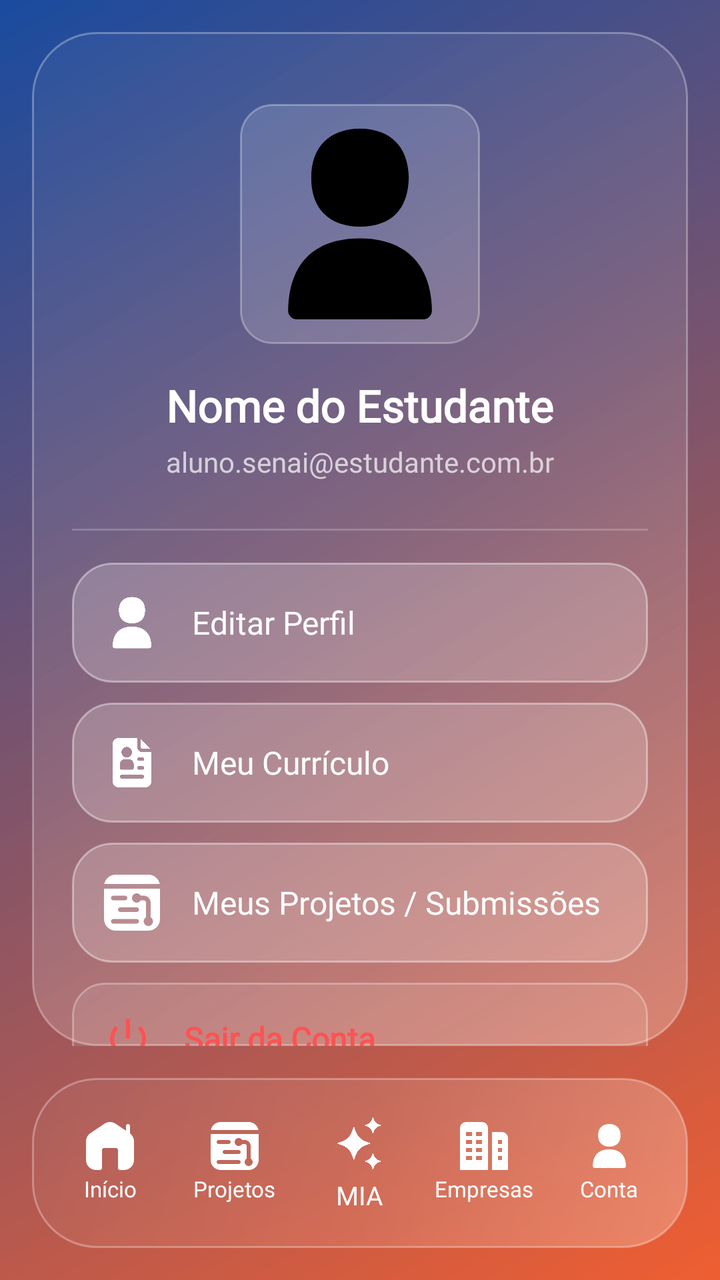
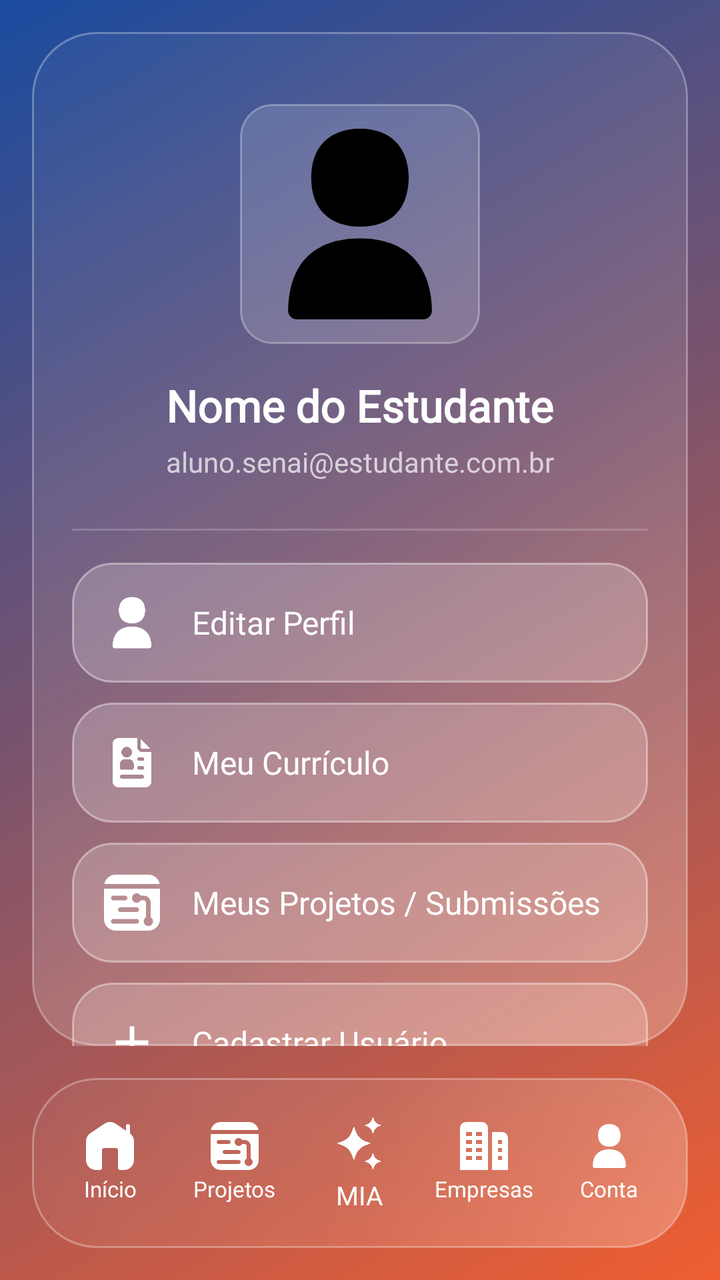

Compare the two renders of this Android layout. The source of the first and the diff that turns it into the second are given below.
<!-- AndroidManifest.xml: application theme Theme.DSPI_APP -->
<!-- res/layout/activity_conta_usuario.xml -->
<?xml version="1.0" encoding="utf-8"?>
<androidx.constraintlayout.widget.ConstraintLayout
    xmlns:android="http://schemas.android.com/apk/res/android"
    xmlns:app="http://schemas.android.com/apk/res-auto"
    android:id="@+id/mainLayout"
    android:layout_width="match_parent"
    android:layout_height="match_parent"
    android:background="@drawable/bg_gradient">

    <androidx.constraintlayout.widget.ConstraintLayout
        android:id="@+id/glassContainer"
        android:layout_width="0dp"
        android:layout_height="0dp"
        android:layout_margin="16dp"
        android:background="@drawable/bg_glass"
        app:layout_constraintTop_toTopOf="parent"
        app:layout_constraintBottom_toTopOf="@+id/bottomNavigationContainer"
        app:layout_constraintStart_toStartOf="parent"
        app:layout_constraintEnd_toEndOf="parent">

        <ScrollView
            android:layout_width="match_parent"
            android:layout_height="match_parent"
            android:fillViewport="true"
            android:scrollbarThumbVertical="@android:color/transparent">

            <LinearLayout
                android:layout_width="match_parent"
                android:layout_height="wrap_content"
                android:orientation="vertical"
                android:padding="20dp"
                android:gravity="center_horizontal">

                <FrameLayout
                    android:layout_width="120dp"
                    android:layout_height="120dp"
                    android:layout_marginTop="16dp"
                    android:background="@drawable/bg_moldura_foto"
                    android:padding="8dp">

                    <ImageView
                        android:id="@+id/imgAvatar"
                        android:layout_width="match_parent"
                        android:layout_height="match_parent"
                        android:src="@drawable/ic_conta"
                        android:scaleType="centerCrop"/>
                </FrameLayout>

                <TextView
                    android:id="@+id/txtNomeUsuario"
                    android:layout_width="wrap_content"
                    android:layout_height="wrap_content"
                    android:text="Nome do Estudante"
                    android:textColor="#FFFFFF"
                    android:textSize="22sp"
                    android:textStyle="bold"
                    android:fontFamily="@font/neo_sans"
                    android:layout_marginTop="16dp" />

                <TextView
                    android:id="@+id/txtEmailUsuario"
                    android:layout_width="wrap_content"
                    android:layout_height="wrap_content"
                    android:text="aluno.senai@estudante.com.br"
                    android:textColor="#B3FFFFFF"
                    android:textSize="14sp"
                    android:fontFamily="@font/neo_sans"
                    android:layout_marginTop="4dp" />

                <View
                    android:layout_width="match_parent"
                    android:layout_height="1dp"
                    android:background="#33FFFFFF"
                    android:layout_marginTop="24dp"
                    android:layout_marginBottom="16dp"/>

                <LinearLayout
                    android:layout_width="match_parent"
                    android:layout_height="wrap_content"
                    android:orientation="vertical">

                    <LinearLayout android:id="@+id/btnEditarPerfil" style="@style/ListGlassButtonStyle">
                        <ImageView style="@style/ListGlassIcon" android:src="@drawable/ic_conta" app:tint="#FFFFFF"/>
                        <TextView style="@style/ListGlassText" android:text="Editar Perfil"/>
                    </LinearLayout>

                    <LinearLayout android:id="@+id/btnMeuCurriculo" style="@style/ListGlassButtonStyle">
                        <ImageView style="@style/ListGlassIcon" android:src="@drawable/ic_curriculo" app:tint="#FFFFFF"/>
                        <TextView style="@style/ListGlassText" android:text="Meu Currículo"/>
                    </LinearLayout>

                    <LinearLayout android:id="@+id/btnMeusProjetos" style="@style/ListGlassButtonStyle">
                        <ImageView style="@style/ListGlassIcon" android:src="@drawable/ic_projetos" app:tint="#FFFFFF"/>
                        <TextView style="@style/ListGlassText" android:text="Meus Projetos / Submissões"/>
                    </LinearLayout>

                    <LinearLayout android:id="@+id/btnSair"
                        android:layout_width="match_parent"
                        android:layout_height="wrap_content"
                        android:orientation="horizontal"
                        android:gravity="center_vertical"
                        android:padding="16dp"
                        android:layout_marginBottom="10dp"
                        android:background="@drawable/bg_input_glass"
                        android:clickable="true"
                        android:focusable="true">
                        <ImageView android:layout_width="24dp" android:layout_height="24dp" android:src="@android:drawable/ic_lock_power_off" app:tint="#FF5252" android:layout_marginEnd="16dp"/>
                        <TextView android:layout_width="wrap_content" android:layout_height="wrap_content" android:text="Sair da Conta" android:textColor="#FF5252" android:textSize="16sp" android:fontFamily="@font/neo_sans" android:textStyle="bold"/>
                    </LinearLayout>

                </LinearLayout>
            </LinearLayout>
        </ScrollView>
    </androidx.constraintlayout.widget.ConstraintLayout>

    <include
        layout="@layout/bottom_nav"
        android:id="@+id/bottomNavigationContainer"
        android:layout_width="0dp"
        android:layout_height="85dp"
        android:layout_marginHorizontal="16dp"
        android:layout_marginBottom="16dp"
        app:layout_constraintBottom_toBottomOf="parent"
        app:layout_constraintStart_toStartOf="parent"
        app:layout_constraintEnd_toEndOf="parent" />

</androidx.constraintlayout.widget.ConstraintLayout>
<!-- res/layout/bottom_nav.xml (included above) -->
<?xml version="1.0" encoding="utf-8"?>
<FrameLayout
    xmlns:android="http://schemas.android.com/apk/res/android"
    xmlns:app="http://schemas.android.com/apk/res-auto"
    android:id="@+id/bottomNavigationContainer"
    android:layout_width="match_parent"
    android:layout_height="85dp"
    android:background="@drawable/bg_glass"
    android:paddingHorizontal="8dp"
    android:paddingVertical="8dp">

    <View android:id="@+id/activeBubble" android:layout_width="0dp" android:layout_height="match_parent" android:background="@drawable/bg_active_bubble" />

    <LinearLayout android:id="@+id/bottomNavLayout" android:layout_width="match_parent" android:layout_height="match_parent" android:orientation="horizontal" android:gravity="center">

        <LinearLayout android:id="@+id/btnInicio" android:layout_width="0dp" android:layout_height="match_parent" android:layout_weight="1" android:orientation="vertical" android:gravity="center" android:background="?attr/selectableItemBackgroundBorderless">
            <ImageView android:layout_width="24dp" android:layout_height="24dp" android:src="@drawable/ic_inicio" app:tint="#FFFFFF" />
            <TextView android:layout_width="wrap_content" android:layout_height="wrap_content" android:text="Início" android:textColor="#FFFFFF" android:textSize="11sp" android:fontFamily="@font/neo_sans" android:layout_marginTop="2dp"/>
        </LinearLayout>

        <LinearLayout android:id="@+id/btnProjetos" android:layout_width="0dp" android:layout_height="match_parent" android:layout_weight="1" android:orientation="vertical" android:gravity="center" android:background="?attr/selectableItemBackgroundBorderless">
            <ImageView android:layout_width="24dp" android:layout_height="24dp" android:src="@drawable/ic_projetos" app:tint="#FFFFFF" />
            <TextView android:layout_width="wrap_content" android:layout_height="wrap_content" android:text="Projetos" android:textColor="#FFFFFF" android:textSize="11sp" android:fontFamily="@font/neo_sans" android:layout_marginTop="2dp"/>
        </LinearLayout>

        <LinearLayout android:id="@+id/btnNai" android:layout_width="0dp" android:layout_height="match_parent" android:layout_weight="1" android:orientation="vertical" android:gravity="center" android:background="?attr/selectableItemBackgroundBorderless">
            <ImageView android:layout_width="30dp" android:layout_height="30dp" android:src="@drawable/ic_mia" />
            <TextView android:layout_width="wrap_content" android:layout_height="wrap_content" android:text="MIA" android:textColor="#FFFFFF" android:textSize="13sp" android:fontFamily="@font/neo_sans" android:layout_marginTop="2dp"/>
        </LinearLayout>

        <LinearLayout android:id="@+id/btnEmpresas" android:layout_width="0dp" android:layout_height="match_parent" android:layout_weight="1" android:orientation="vertical" android:gravity="center" android:background="?attr/selectableItemBackgroundBorderless">
            <ImageView android:layout_width="24dp" android:layout_height="24dp" android:src="@drawable/ic_empresas" app:tint="#FFFFFF" />
            <TextView android:layout_width="wrap_content" android:layout_height="wrap_content" android:text="Empresas" android:textColor="#FFFFFF" android:textSize="11sp" android:fontFamily="@font/neo_sans" android:layout_marginTop="2dp"/>
        </LinearLayout>

        <LinearLayout android:id="@+id/btnConta" android:layout_width="0dp" android:layout_height="match_parent" android:layout_weight="1" android:orientation="vertical" android:gravity="center" android:background="?attr/selectableItemBackgroundBorderless">
            <ImageView android:layout_width="24dp" android:layout_height="24dp" android:src="@drawable/ic_conta" app:tint="#FFFFFF" />
            <TextView android:layout_width="wrap_content" android:layout_height="wrap_content" android:text="Conta" android:textColor="#FFFFFF" android:textSize="11sp" android:fontFamily="@font/neo_sans" android:layout_marginTop="2dp"/>
        </LinearLayout>

    </LinearLayout>
</FrameLayout>
<!-- resources referenced by this layout -->
<resources>
  <!-- drawable bg_active_bubble (drawable) -->
  <?xml version="1.0" encoding="utf-8"?>
  <shape xmlns:android="http://schemas.android.com/apk/res/android">
      <gradient
          android:angle="135"
          android:startColor="#66FFFFFF"
          android:centerColor="#33FFFFFF"
          android:endColor="#1AFFFFFF"
          android:type="linear" />
      <corners android:radius="20dp" />
      <stroke
          android:width="1.2dp"
          android:color="#80FFFFFF" />
  </shape>
  <!-- drawable bg_glass (drawable) -->
  <?xml version="1.0" encoding="utf-8"?>
  <shape xmlns:android="http://schemas.android.com/apk/res/android">
      <gradient
          android:angle="135"
          android:startColor="#40FFFFFF"
          android:centerColor="#1AFFFFFF"
          android:endColor="#0AFFFFFF"
          android:type="linear" />
  
      <corners android:radius="32dp" />
  
      <stroke
          android:width="1dp"
          android:color="#4DFFFFFF" />
  </shape>
  <!-- drawable bg_gradient (drawable) -->
  <?xml version="1.0" encoding="utf-8"?>
  <shape xmlns:android="http://schemas.android.com/apk/res/android">
      <gradient
          android:angle="135"
          android:startColor="#ef5e31" android:endColor="#1a4b9f" android:type="linear" />
  </shape>
  <!-- drawable bg_input_glass (drawable) -->
  <?xml version="1.0" encoding="utf-8"?>
  <shape xmlns:android="http://schemas.android.com/apk/res/android">
      <solid android:color="#1AFFFFFF" />
      <corners android:radius="16dp" />
      <stroke
          android:width="1dp"
          android:color="#4DFFFFFF" />
  </shape>
  <!-- drawable bg_moldura_foto (drawable) -->
  <?xml version="1.0" encoding="utf-8"?>
  <shape xmlns:android="http://schemas.android.com/apk/res/android" android:shape="rectangle">
      
      <solid android:color="#26FFFFFF" />
      
      <corners android:radius="16dp" />
      
      <stroke android:width="1dp" android:color="#4DFFFFFF" />
  </shape>
  <!-- drawable ic_empresas (drawable) -->
  <vector xmlns:android="http://schemas.android.com/apk/res/android"
      android:width="512dp"
      android:height="512dp"
      android:viewportWidth="24"
      android:viewportHeight="24">
    <path
        android:fillColor="#FF000000"
        android:pathData="m11,0h-8a3,3 0,0 0,-3 3v21h14v-21a3,3 0,0 0,-3 -3zM6,19h-3v-2h3zM6,15h-3v-2h3zM6,11h-3v-2h3zM6,7h-3v-2h3zM11,19h-3v-2h3zM11,15h-3v-2h3zM11,11h-3v-2h3zM11,7h-3v-2h3zM21,5h-5v19h8v-16a3,3 0,0 0,-3 -3zM21,19h-2v-2h2zM21,15h-2v-2h2zM21,11h-2v-2h2z"/>
  </vector>
  <style name="ListGlassIcon">
          <item name="android:layout_width">28dp</item>
          <item name="android:layout_height">28dp</item>
          <item name="android:layout_marginEnd">16dp</item>
      </style>
  <style name="ListGlassText">
          <item name="android:layout_width">wrap_content</item>
          <item name="android:layout_height">wrap_content</item>
          <item name="android:textColor">#FFFFFF</item>
          <item name="android:textSize">16sp</item>
          <item name="android:fontFamily">@font/neo_sans</item>
      </style>
  <style name="Theme.DSPI_APP" parent="Base.Theme.DSPI_APP" />
  <!-- drawable bg_button_glass (drawable) -->
  <?xml version="1.0" encoding="utf-8"?>
  <shape xmlns:android="http://schemas.android.com/apk/res/android">
      <solid android:color="#33FFFFFF" />
      <corners android:radius="20dp" />
      <stroke
          android:width="1dp"
          android:color="#66FFFFFF" />
  </shape>
  <style name="Base.Theme.DSPI_APP" parent="Theme.Material3.DayNight.NoActionBar">
      </style>
  <!-- unchanged entries left out for length: 6 -->
</resources>

<!-- the commit's change to res/layout/activity_conta_usuario.xml (unified diff, before → after) -->
@@ -94,6 +94,11 @@
                         <TextView style="@style/ListGlassText" android:text="Meus Projetos / Submissões"/>
                     </LinearLayout>
 
+                    <LinearLayout android:id="@+id/btnCadastrar" style="@style/ListGlassButtonStyle">
+                        <ImageView style="@style/ListGlassIcon" android:src="@drawable/ic_cadastro" app:tint="#FFFFFF"/>
+                        <TextView style="@style/ListGlassText" android:text="Cadastrar Usuário"/>
+                    </LinearLayout>
+
                     <LinearLayout android:id="@+id/btnSair"
                         android:layout_width="match_parent"
                         android:layout_height="wrap_content"
@@ -107,6 +112,7 @@
                         <ImageView android:layout_width="24dp" android:layout_height="24dp" android:src="@android:drawable/ic_lock_power_off" app:tint="#FF5252" android:layout_marginEnd="16dp"/>
                         <TextView android:layout_width="wrap_content" android:layout_height="wrap_content" android:text="Sair da Conta" android:textColor="#FF5252" android:textSize="16sp" android:fontFamily="@font/neo_sans" android:textStyle="bold"/>
                     </LinearLayout>
+
 
                 </LinearLayout>
             </LinearLayout>
<!-- resource entries referenced after the edit -->
@@ -56,6 +56,12 @@
       
       <stroke android:width="1dp" android:color="#4DFFFFFF" />
   </shape>
+  <!-- drawable ic_cadastro (drawable) -->
+  <vector xmlns:android="http://schemas.android.com/apk/res/android" android:height="28dp" android:tint="#000000" android:viewportHeight="960" android:viewportWidth="960" android:width="28dp">
+        
+      <path android:fillColor="@android:color/white" android:pathData="M440,520L200,520L200,440L440,440L440,200L520,200L520,440L760,440L760,520L520,520L520,760L440,760L440,520Z"/>
+      
+  </vector>
   <!-- drawable ic_empresas (drawable) -->
   <vector xmlns:android="http://schemas.android.com/apk/res/android"
       android:width="512dp"
